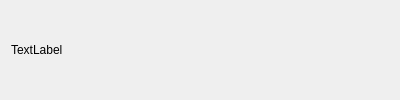
Above: SoundDrive/Widgets/PlaylistSide/playlist_entry.ui from Nmstr/SoundDrive before the change. Below: the same form after it.
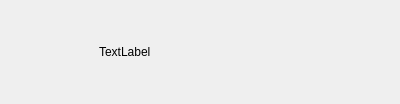
That is the form after the change.

Commit message: playlist icon now gets displayed on playlist entry

The edit to the form file:
```diff
--- a/SoundDrive/Widgets/PlaylistSide/playlist_entry.ui
+++ b/SoundDrive/Widgets/PlaylistSide/playlist_entry.ui
@@ -35,6 +35,42 @@
    <enum>QFrame::Shape::NoFrame</enum>
   </property>
   <layout class="QHBoxLayout" name="horizontalLayout">
+   <item>
+    <widget class="QFrame" name="playlist_icon_container">
+     <property name="minimumSize">
+      <size>
+       <width>82</width>
+       <height>82</height>
+      </size>
+     </property>
+     <property name="maximumSize">
+      <size>
+       <width>82</width>
+       <height>82</height>
+      </size>
+     </property>
+     <property name="frameShape">
+      <enum>QFrame::Shape::NoFrame</enum>
+     </property>
+     <property name="frameShadow">
+      <enum>QFrame::Shadow::Raised</enum>
+     </property>
+     <layout class="QVBoxLayout" name="verticalLayout">
+      <property name="leftMargin">
+       <number>0</number>
+      </property>
+      <property name="topMargin">
+       <number>0</number>
+      </property>
+      <property name="rightMargin">
+       <number>0</number>
+      </property>
+      <property name="bottomMargin">
+       <number>0</number>
+      </property>
+     </layout>
+    </widget>
+   </item>
    <item>
     <widget class="QLabel" name="name_label">
      <property name="minimumSize">
```
The commit also changes 1 other file.
